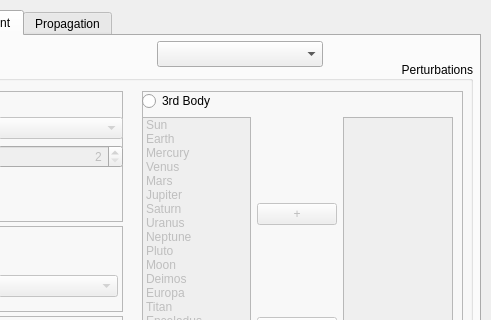
The window that sta-src/Loitering/loitering.ui (Dwarf-Planet-Project/SpaceDesignTool) describes before a commit, drawn with Qt 5; both pictures show x 160 to 651 and y 0 to 320 of the 651 by 501 pixel window.
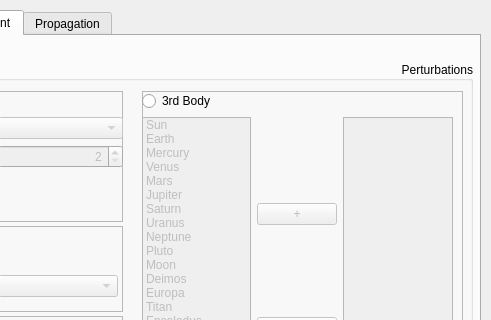
The same window after the commit. The open tabs and pages were chosen to show the change. Icons and pictures are not drawn.

Commit message: Activating mission aspects on the LOITERING mission arc

```diff
--- a/sta-src/Loitering/loitering.ui
+++ b/sta-src/Loitering/loitering.ui
@@ -2168,19 +2168,6 @@
       </widget>
      </widget>
     </widget>
-    <widget class="QComboBox" name="CentralBodyComboBox">
-     <property name="enabled">
-      <bool>true</bool>
-     </property>
-     <property name="geometry">
-      <rect>
-       <x>305</x>
-       <y>5</y>
-       <width>166</width>
-       <height>26</height>
-      </rect>
-     </property>
-    </widget>
     <widget class="QPushButton" name="pushButtonAspect">
      <property name="geometry">
       <rect>
```
Left out of the diff: 1 changed line with no effect on the pictures. The commit also changes 5 other files.
